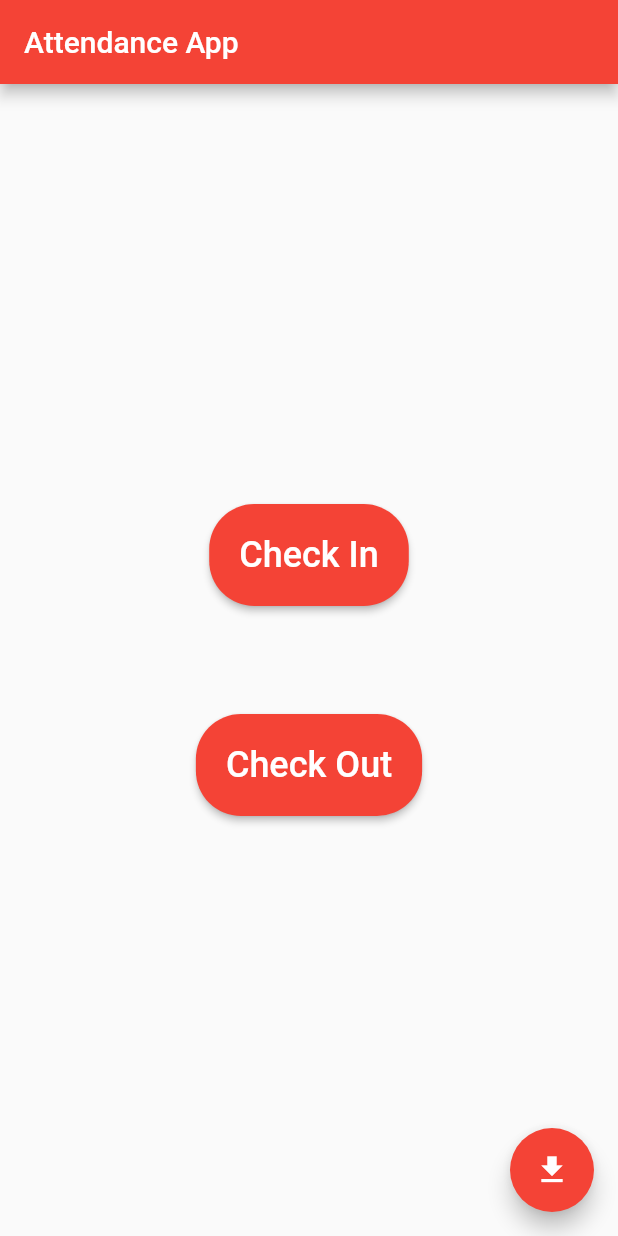
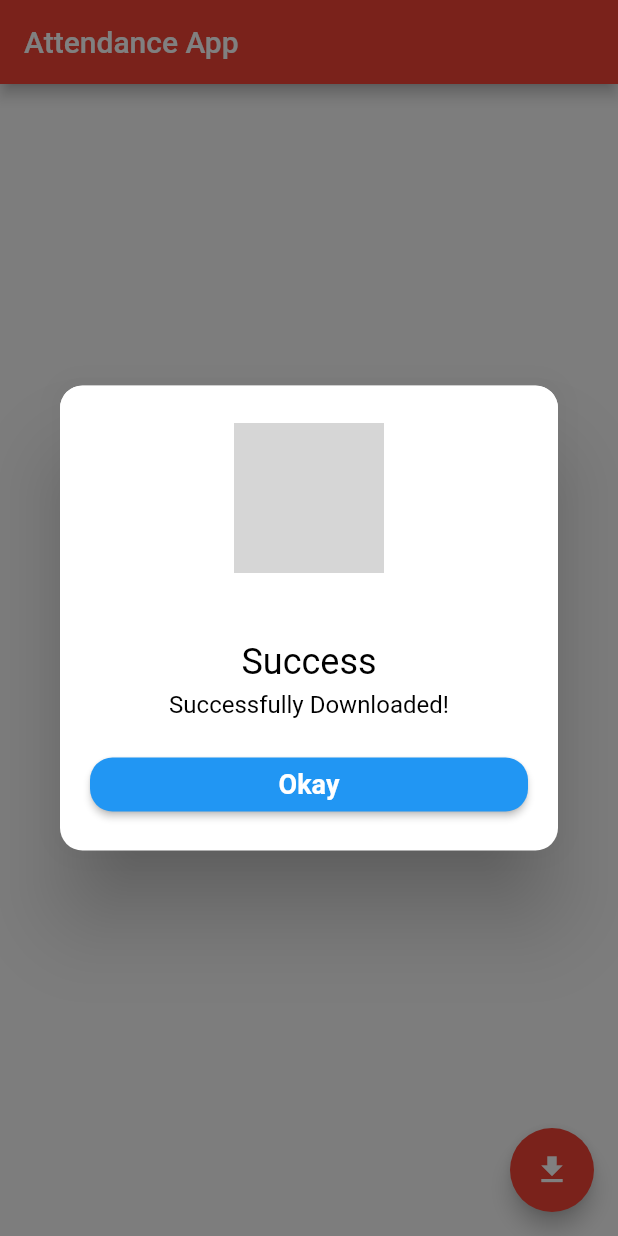
Before and after one commit to HatedFate/attendance-app, a Flutter app: the screen it shows after launch, after a tap on the "download" icon, on a phone screen of 412 x 824 dp. Run offline on Flutter 3.47's test engine with Material 2 defaults, Android fonts, the phone set to English and light mode, and no system bars; our stand-ins replace quickalert, sqflite_common_ffi; missing offline and left inert: excel; accounts and stored records are empty; grey boxes are pictures that could not be loaded.

```diff
--- a/lib/attendance_screen.dart
+++ b/lib/attendance_screen.dart
@@ -86,7 +86,7 @@ class _AttendanceScreenState extends State<AttendanceScreen> {
                                       contentPadding: EdgeInsets.symmetric(
                                           vertical: screenHeight / 35)),
                                   onFieldSubmitted: (value) {
-                                    query(value, widget.checkIn);
+                                    query(context, value, widget.checkIn);
                                     clearText();
                                   },
                                   controller: fieldText,
--- a/lib/main.dart
+++ b/lib/main.dart
@@ -1,5 +1,6 @@
 import "package:attendance/attendance_screen.dart";
 import "package:attendance/button_widget.dart";
+import "package:quickalert/quickalert.dart";
 import "package:flutter/material.dart";
 import "attendance.dart";
 
@@ -47,9 +48,15 @@ class _MyAppPageState extends State<MyAppPage> {
                         const AttendanceScreen(checkIn: false))))
           ],
         )),
-        floatingActionButton: const FloatingActionButton(
-            onPressed: downloadRecord,
+        floatingActionButton: FloatingActionButton(
+            onPressed: () {
+              downloadRecord();
+              QuickAlert.show(
+                  context: context,
+                  type: QuickAlertType.success,
+                  text: "Successfully Downloaded!");
+            },
             tooltip: "Download Record",
-            child: Icon(Icons.download)),
+            child: const Icon(Icons.download)),
       );
 }
--- a/pubspec.yaml
+++ b/pubspec.yaml
@@ -44,6 +44,7 @@ dependencies:
   sqlite3_flutter_libs: ^0.5.15
   path_provider: ^2.0.15
   path: ^1.8.2
+  quickalert: ^1.0.1
 
 dev_dependencies:
   flutter_test:
```
Also changed, not shown: lib/attendance.dart (+29 -7 lines), pubspec.lock, 2 other files.
